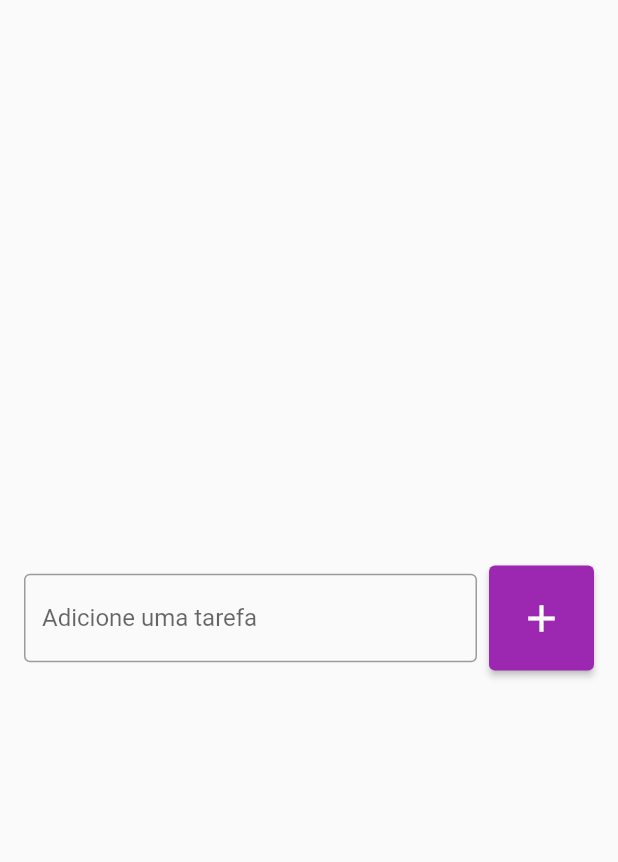
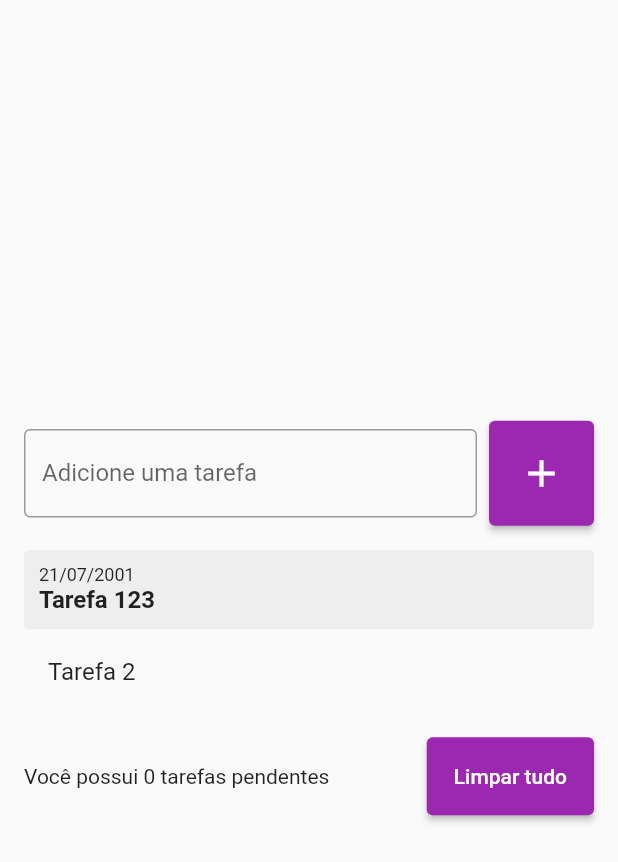
Before and after one commit to DaniloMAP/ToDoList, a Flutter app: the screen it shows after launch, after a tap on the "add" icon, on a phone screen of 412 x 824 dp. Shown: the top 862 px of the screen. Run offline on Flutter 3.47's test engine with Material 2 defaults, Android fonts, the phone set to English and light mode, and no system bars.

```diff
--- a/lib/pages/todo_list_page.dart
+++ b/lib/pages/todo_list_page.dart
@@ -1,9 +1,17 @@
 import 'package:flutter/material.dart';
+import 'package:todo_list/widgets/todo_list_item.dart';
 
-class TodoListPage extends StatelessWidget {
+class TodoListPage extends StatefulWidget {
   TodoListPage({super.key});
 
-  final TextEditingController emailController = TextEditingController();
+  @override
+  State<TodoListPage> createState() => _TodoListPageState();
+}
+
+class _TodoListPageState extends State<TodoListPage> {
+  List<String> todos = [];
+
+  final TextEditingController todoController = TextEditingController();
 
   @override
   Widget build(BuildContext context) {
@@ -11,10 +19,14 @@ class TodoListPage extends StatelessWidget {
       body: Center(
         child: Padding(
           padding: const EdgeInsets.symmetric(horizontal: 16),
-          child: Row(
+          child: Column(
+            mainAxisSize: MainAxisSize.min,
+            children: [
+              Row(
                 children: [
                   Expanded(
                     child: TextField(
+                      controller: todoController,
                       decoration: InputDecoration(
                         border: OutlineInputBorder(),
                         labelText: 'Adicione uma tarefa',
@@ -24,7 +36,13 @@ class TodoListPage extends StatelessWidget {
                   ),
                   SizedBox(width: 8),
                   ElevatedButton(
-                onPressed: () {},
+                    onPressed: () {
+                      String text = todoController.text;
+                      setState(() {
+                        todos.add(text);
+                      });
+                      todoController.clear();
+                    },
                     style: ElevatedButton.styleFrom(
                       backgroundColor: Colors.purple,
                       padding: EdgeInsets.all(20),
@@ -36,6 +54,41 @@ class TodoListPage extends StatelessWidget {
                   ),
                 ],
               ),
+              SizedBox(height: 16),
+              Flexible(
+                child: ListView(
+                  shrinkWrap: true,
+                  children: [
+                    for (String todo in todos) TodoListItem(),
+                    ListTile(
+                      title: Text('Tarefa 2'),
+                    ),
+                  ],
+                ),
+              ),
+              SizedBox(height: 16),
+              Row(
+                children: [
+                  Expanded(
+                    child: Text(
+                      'Você possui 0 tarefas pendentes',
+                    ),
+                  ),
+                  SizedBox(
+                    width: 8,
+                  ),
+                  ElevatedButton(
+                    onPressed: () {},
+                    style: ElevatedButton.styleFrom(
+                      backgroundColor: Colors.purple,
+                      padding: EdgeInsets.all(18),
+                    ),
+                    child: Text('Limpar tudo'),
+                  )
+                ],
+              )
+            ],
+          ),
         ),
       ),
     );
--- /dev/null
+++ b/lib/widgets/todo_list_item.dart
@@ -0,0 +1,32 @@
+import 'package:flutter/material.dart';
+
+class TodoListItem extends StatelessWidget {
+  const TodoListItem({super.key});
+
+  @override
+  Widget build(BuildContext context) {
+    return Container(
+      decoration: BoxDecoration(
+        borderRadius: BorderRadius.circular(4),
+        color: Colors.grey[200],
+      ),
+      padding: const EdgeInsets.all(10),
+      child: Column(
+        crossAxisAlignment: CrossAxisAlignment.start,
+        children: [
+          Text(
+            '21/07/2001',
+            style: TextStyle(fontSize: 12),
+          ),
+          Text(
+            'Tarefa 123',
+            style: TextStyle(
+              fontSize: 16,
+              fontWeight: FontWeight.w600,
+            ),
+          ),
+        ],
+      ),
+    );
+  }
+}
```
Lines whose indentation alone changed are shown as unchanged.
